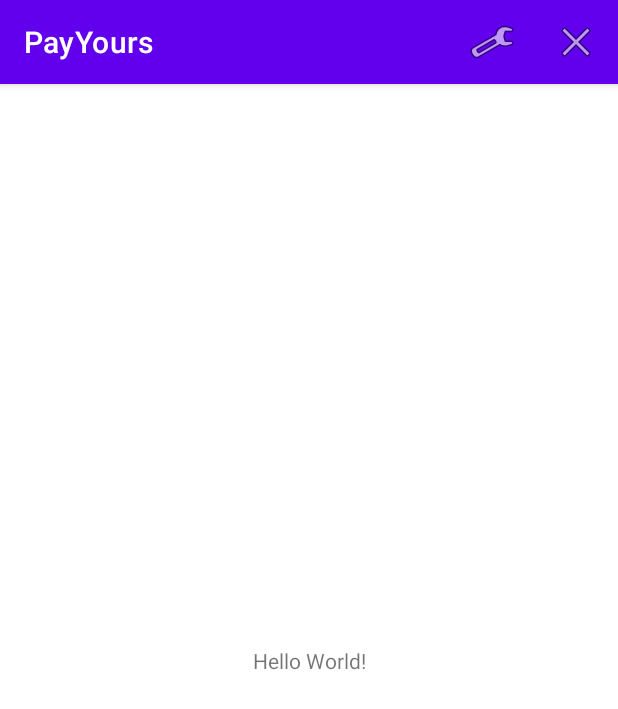
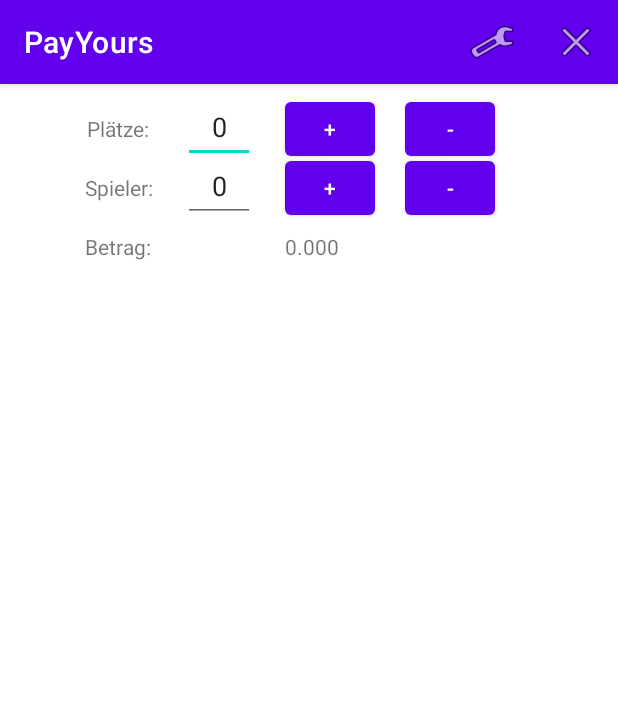
Before and after one commit to helenascholl/PayYours, an Android app: the screen it shows after launch (MainActivity), on a phone screen of 412 x 824 dp. Shown: the top 709 px of the screen. Run offline under Robolectric (Android 15) with nearby library versions, the phone set to English and light mode, and no system bars.

Commit message:
Add Buttons

```diff
--- a/app/src/main/java/at/htl/payyours/MainActivity.kt
+++ b/app/src/main/java/at/htl/payyours/MainActivity.kt
@@ -13,25 +13,25 @@ class MainActivity : AppCompatActivity() {
         setContentView(R.layout.activity_main)
     }
 
-    override fun onCreateOptionsMenu(menu: Menu): Boolean {
-        menuInflater.inflate(R.menu.menu_main, menu)
+    override fun onCreateOptionsMenu(menu: Menu?): Boolean {
+        menuInflater.inflate(R.menu.menu_main,menu)
         return super.onCreateOptionsMenu(menu)
     }
 
     override fun onOptionsItemSelected(item: MenuItem): Boolean {
-        return when (item.itemId) {
+        var result = when(item?.itemId){
             R.id.menu_item_quit -> {
                 finish()
                 true
             }
-
             R.id.menu_item_setting -> {
                 Log.d("MainActivity", "Settings menu called")
-                startActivity(Intent(this, SettingsActivity::class.java))
+                startActivity(Intent(this,SettingsActivity::class.java))
                 true
             }
-
             else -> super.onOptionsItemSelected(item)
         }
+        return result
     }
+
 }
--- a/app/src/main/res/layout/activity_main.xml
+++ b/app/src/main/res/layout/activity_main.xml
@@ -7,12 +7,133 @@
     tools:context=".MainActivity">
 
     <TextView
+        android:id="@+id/tv_place_main"
         android:layout_width="wrap_content"
         android:layout_height="wrap_content"
-        android:text="Hello World!"
-        app:layout_constraintBottom_toBottomOf="parent"
-        app:layout_constraintLeft_toLeftOf="parent"
-        app:layout_constraintRight_toRightOf="parent"
+        android:layout_marginStart="1dp"
+        android:layout_marginTop="@dimen/basic_margin"
+        android:text="Plätze:"
+        app:layout_constraintStart_toEndOf="@+id/guideline4"
         app:layout_constraintTop_toTopOf="parent" />
 
+    <TextView
+        android:id="@+id/tv_player_main"
+        android:layout_width="wrap_content"
+        android:layout_height="wrap_content"
+        android:layout_marginTop="@dimen/basic_margin"
+        android:text="Spieler:"
+        app:layout_constraintStart_toEndOf="@+id/guideline4"
+        app:layout_constraintTop_toBottomOf="@+id/tv_place_main" />
+
+    <TextView
+        android:id="@+id/tv_amount_main"
+        android:layout_width="wrap_content"
+        android:layout_height="wrap_content"
+        android:layout_marginTop="@dimen/basic_margin"
+        android:text="Betrag:"
+        app:layout_constraintStart_toEndOf="@+id/guideline4"
+        app:layout_constraintTop_toBottomOf="@+id/tv_player_main" />
+
+    <androidx.constraintlayout.widget.Guideline
+        android:id="@+id/guideline4"
+        android:layout_width="wrap_content"
+        android:layout_height="wrap_content"
+        android:orientation="vertical"
+        app:layout_constraintGuide_begin="57dp" />
+
+    <EditText
+        android:id="@+id/edit_places_main"
+        android:layout_width="48dp"
+        android:layout_height="wrap_content"
+        android:layout_marginStart="@dimen/basic_margin"
+        android:ems="10"
+        android:inputType="number"
+        android:minHeight="48dp"
+        android:text="0"
+        android:textAlignment="center"
+        app:layout_constraintBaseline_toBaselineOf="@+id/tv_place_main"
+        app:layout_constraintStart_toEndOf="@+id/barrier1" />
+
+    <EditText
+        android:id="@+id/edit_player_main"
+        android:layout_width="48dp"
+        android:layout_height="wrap_content"
+        android:layout_marginStart="@dimen/basic_margin"
+        android:ems="10"
+        android:inputType="number"
+        android:minHeight="48dp"
+        android:text="0"
+        android:textAlignment="center"
+        app:layout_constraintBaseline_toBaselineOf="@+id/tv_player_main"
+        app:layout_constraintStart_toEndOf="@+id/barrier1" />
+
+    <Button
+        android:id="@+id/btn_player_plus"
+        android:layout_width="60dp"
+        android:layout_height="wrap_content"
+        android:layout_marginStart="@dimen/basic_margin"
+        android:text="+"
+        app:layout_constraintBaseline_toBaselineOf="@+id/edit_player_main"
+        app:layout_constraintStart_toEndOf="@+id/barrier2" />
+
+    <Button
+        android:id="@+id/btn_place_plus"
+        android:layout_width="60dp"
+        android:layout_height="wrap_content"
+        android:layout_marginStart="@dimen/basic_margin"
+        android:text="+"
+        app:layout_constraintBaseline_toBaselineOf="@+id/edit_places_main"
+        app:layout_constraintStart_toEndOf="@+id/barrier2" />
+
+    <Button
+        android:id="@+id/btn_minus_place"
+        android:layout_width="60dp"
+        android:layout_height="wrap_content"
+        android:layout_marginStart="@dimen/basic_margin"
+        android:text="-"
+        app:layout_constraintBaseline_toBaselineOf="@+id/btn_place_plus"
+        app:layout_constraintStart_toEndOf="@+id/barrier3" />
+
+    <Button
+        android:id="@+id/btn_minus_player"
+        android:layout_width="60dp"
+        android:layout_height="wrap_content"
+        android:layout_marginStart="@dimen/basic_margin"
+        android:text="-"
+        app:layout_constraintBaseline_toBaselineOf="@+id/btn_player_plus"
+        app:layout_constraintStart_toEndOf="@+id/barrier3" />
+
+    <TextView
+        android:id="@+id/textView"
+        android:layout_width="wrap_content"
+        android:layout_height="wrap_content"
+        android:layout_marginStart="@dimen/basic_margin"
+        android:text="0.000"
+        app:layout_constraintBaseline_toBaselineOf="@+id/tv_amount_main"
+        app:layout_constraintStart_toEndOf="@+id/barrier2" />
+
+    <androidx.constraintlayout.widget.Barrier
+        android:id="@+id/barrier3"
+        android:layout_width="wrap_content"
+        android:layout_height="wrap_content"
+        app:barrierDirection="end"
+        app:constraint_referenced_ids="btn_place_plus,btn_player_plus"
+        tools:layout_editor_absoluteX="411dp" />
+
+    <androidx.constraintlayout.widget.Barrier
+        android:id="@+id/barrier2"
+        android:layout_width="wrap_content"
+        android:layout_height="wrap_content"
+        app:barrierDirection="end"
+        app:constraint_referenced_ids="edit_player_main,edit_places_main"
+        tools:layout_editor_absoluteX="411dp" />
+
+    <androidx.constraintlayout.widget.Barrier
+        android:id="@+id/barrier1"
+        android:layout_width="wrap_content"
+        android:layout_height="wrap_content"
+        app:barrierDirection="end"
+        app:constraint_referenced_ids="tv_amount_main,tv_player_main,tv_place_main"
+        tools:layout_editor_absoluteX="411dp" />
+
 </androidx.constraintlayout.widget.ConstraintLayout>
```
